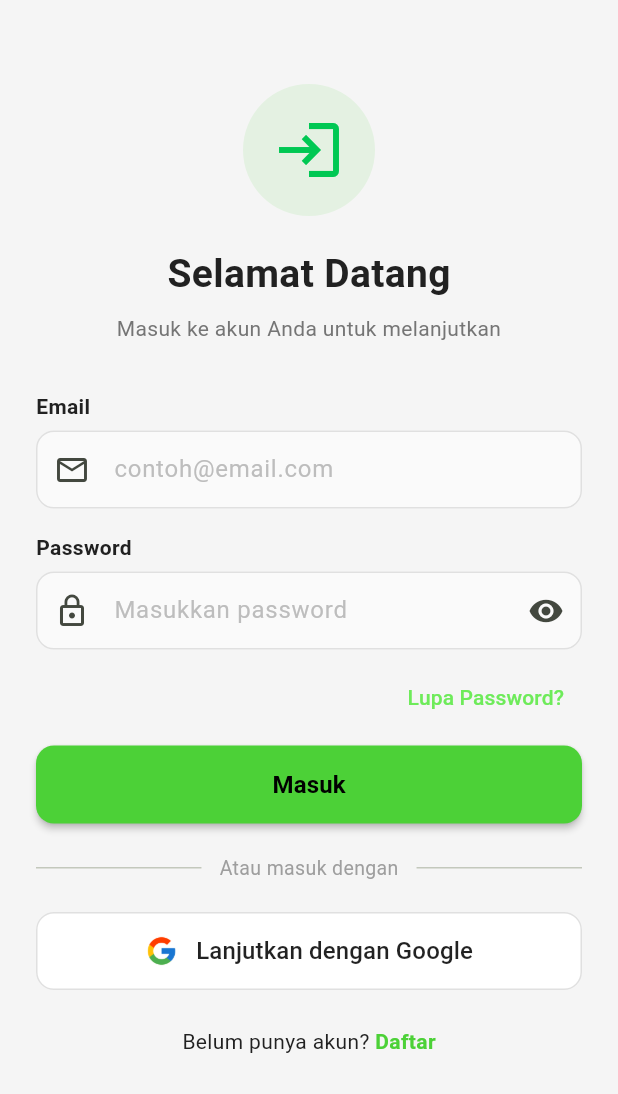
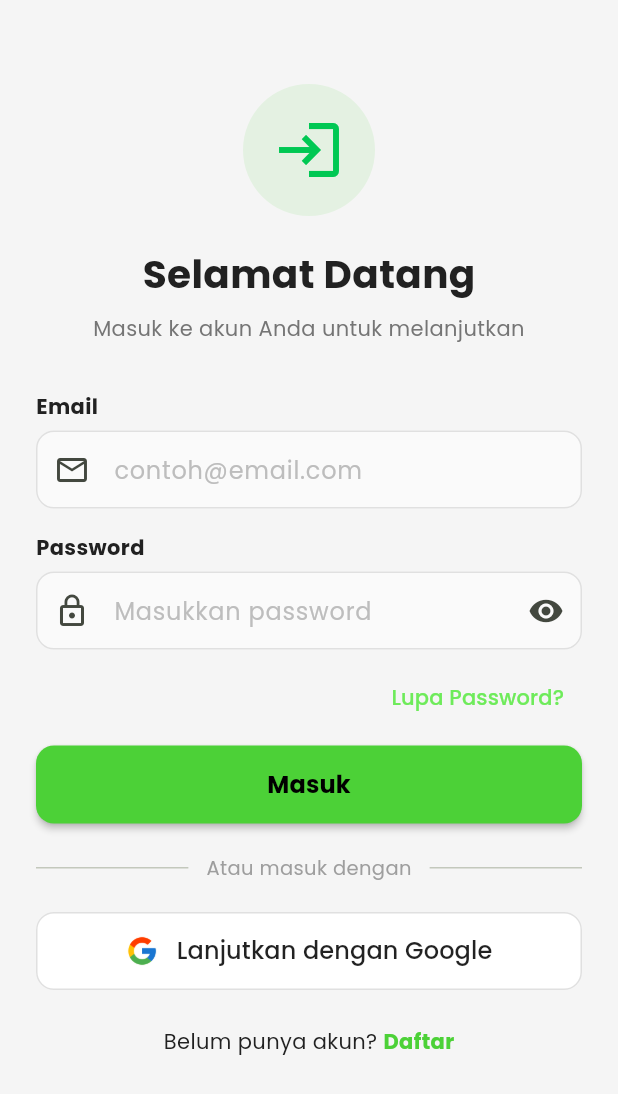
Before and after one commit to AbdillahFajar/samawamerchant, a Flutter app: the screen it shows after launch, on a phone screen of 412 x 824 dp. Shown: the top 1094 px of the screen. Run offline on Flutter 3.47's test engine with Material 3 defaults, Android fonts, the phone set to English and light mode, and no system bars; our stand-ins replace dio, email_validator, equatable, firebase_auth, firebase_core, flutter_secure_storage and 2 more; accounts and stored records are empty.

Commit message:
feat: add font family for each mode
add Poppins font style

```diff
--- a/lib/core/theme/app_theme.dart
+++ b/lib/core/theme/app_theme.dart
@@ -5,6 +5,7 @@ import "../constants/app_colors.dart";
 class AppTheme {
   static ThemeData get light {
     return ThemeData(
+      fontFamily: 'Poppins',
       colorScheme: ColorScheme.fromSeed(
         seedColor: AppColors.primary,
         primary: AppColors.primaryLight,
@@ -72,6 +73,7 @@ class AppTheme {
 
   static ThemeData get dark {
     return ThemeData(
+      fontFamily: 'Poppins',
       colorScheme: ColorScheme.fromSeed(
         seedColor: AppColors.primary,
         primary: AppColors.primaryDark,
```
